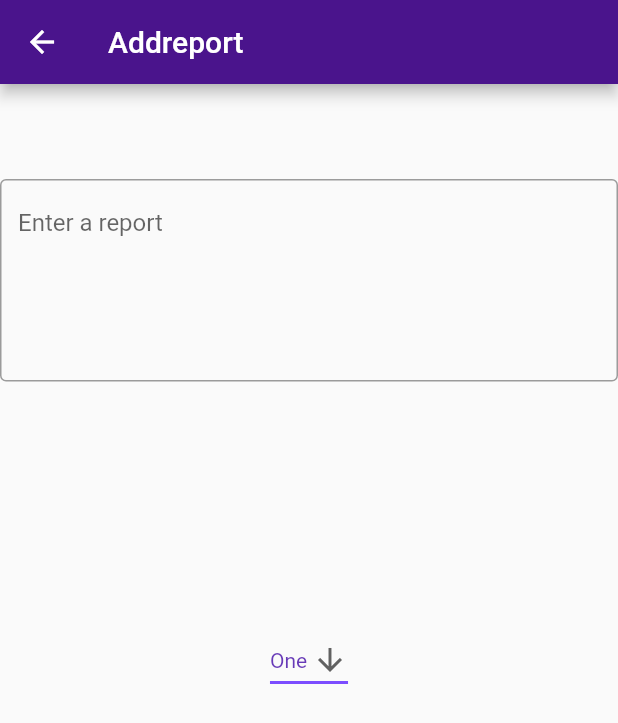
After one commit to adityarao97/Justinformit, a Flutter app: the Addreport screen opened directly, on a phone screen of 412 x 824 dp. The commit adds this screen. Shown: the top 723 px of the screen. Run offline on Flutter 3.47's test engine with Material 2 defaults, Android fonts, the phone set to English and light mode, and no system bars; our stand-ins replace pie_chart.

Commit message:
latest changes

```diff
--- /dev/null
+++ b/lib/addreport.dart
@@ -0,0 +1,54 @@
+import 'package:flutter/material.dart';
+
+class Addreport extends StatefulWidget {
+  @override
+  AddreportState createState() => AddreportState();
+}
+
+class AddreportState extends State<Addreport> {
+  Widget _dropdownButton() {
+    String dropdownValue = 'One';
+
+    return DropdownButton<String>(
+      value: dropdownValue,
+      icon: Icon(Icons.arrow_downward),
+      iconSize: 24,
+      elevation: 16,
+      style: TextStyle(color: Colors.deepPurple),
+      underline: Container(
+        height: 2,
+        color: Colors.deepPurpleAccent,
+      ),
+      onChanged: (String newValue) {
+        setState(() {
+          dropdownValue = newValue;
+        });
+      },
+      items: <String>['One', 'Two', 'Free', 'Four']
+          .map<DropdownMenuItem<String>>((String value) {
+        return DropdownMenuItem<String>(
+          value: value,
+          child: Text(value),
+        );
+      }).toList(),
+    );
+  }
+
+  Widget build(BuildContext context) {
+    return Scaffold(
+        appBar: AppBar(title: Text("Addreport")),
+        body: Stack(children: <Widget>[
+          Container(
+            alignment: Alignment(0, -0.8),
+            child: TextField(
+              autocorrect: true,
+              decoration: InputDecoration(
+                  border: OutlineInputBorder(), hintText: 'Enter a report'),
+              minLines: 5,
+              maxLines: 10,
+            ),
+          ),
+          Container(alignment: Alignment(0, 0), child: _dropdownButton())
+        ]));
+  }
+}
```
Also changed, not shown: lib/dashboard.dart (+9 -5 lines), lib/homepage.dart (added, +39 -0 lines), lib/main.dart (+3 -17 lines).
